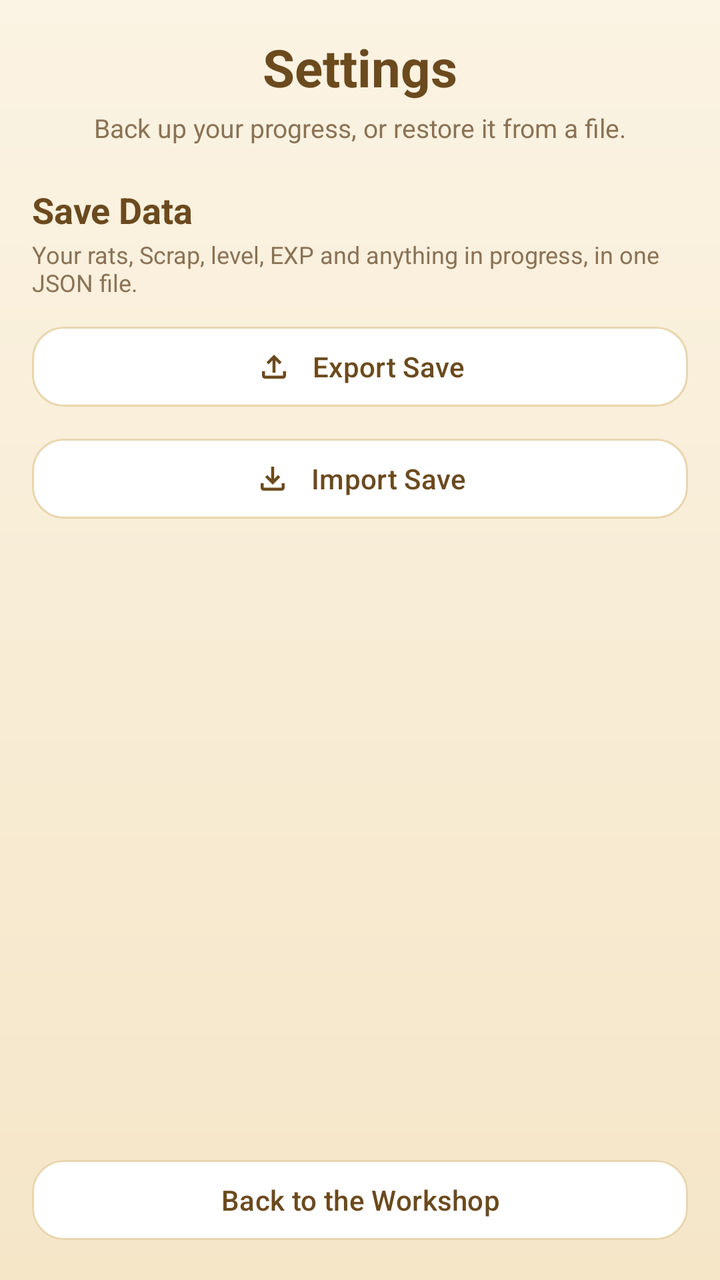
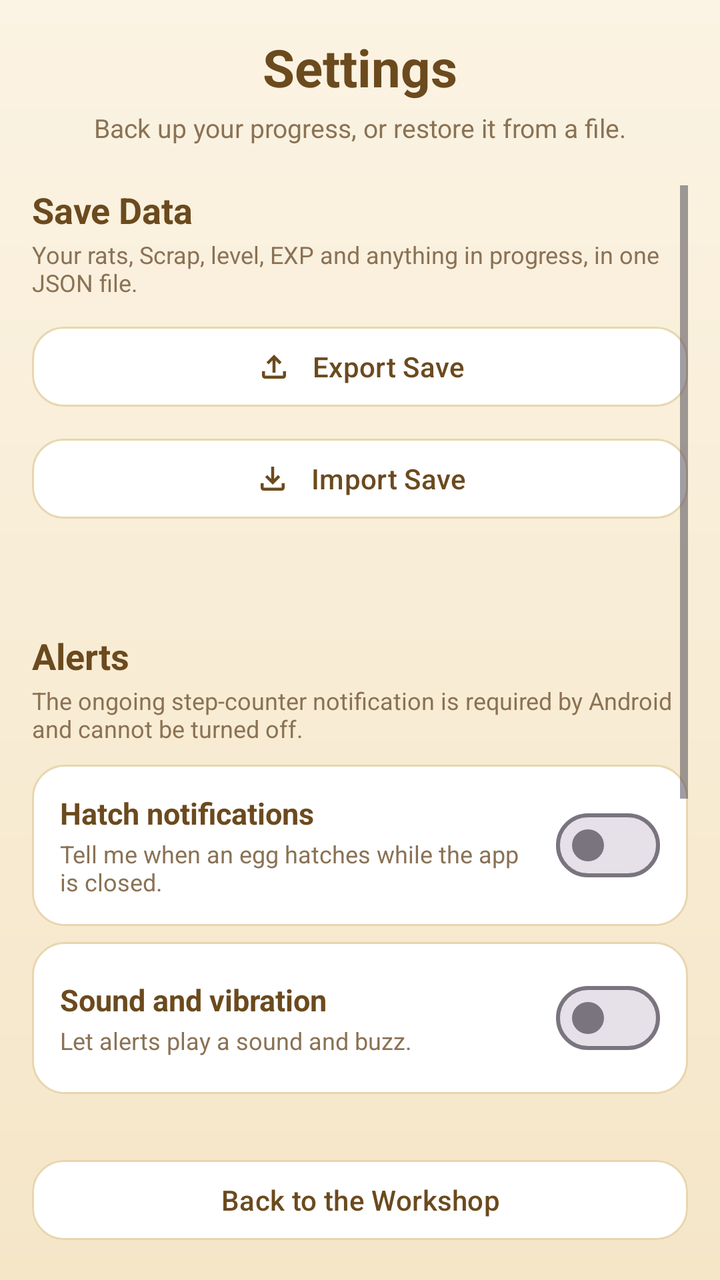

Before-and-after screenshots of an Android layout around one commit, followed by the original layout XML and the change that was made.
<!-- AndroidManifest.xml: application theme Theme.RatKingRecon -->
<!-- res/layout/activity_settings.xml -->
<?xml version="1.0" encoding="utf-8"?>
<LinearLayout xmlns:android="http://schemas.android.com/apk/res/android"
    xmlns:app="http://schemas.android.com/apk/res-auto"
    android:layout_width="match_parent"
    android:layout_height="match_parent"
    android:orientation="vertical"
    android:background="@drawable/bg_app_gradient"
    android:fitsSystemWindows="true">

    <TextView
        android:layout_width="match_parent"
        android:layout_height="wrap_content"
        android:text="@string/settings_title"
        android:textColor="@color/text_primary"
        android:textSize="26sp"
        android:textStyle="bold"
        android:textAlignment="center"
        android:layout_marginHorizontal="16dp"
        android:layout_marginTop="16dp"
        android:layout_marginBottom="4dp" />

    <TextView
        android:layout_width="match_parent"
        android:layout_height="wrap_content"
        android:text="@string/settings_subtitle"
        android:textColor="@color/text_muted"
        android:textSize="13sp"
        android:textAlignment="center"
        android:layout_marginHorizontal="16dp"
        android:layout_marginBottom="20dp" />

    <ScrollView
        android:layout_width="match_parent"
        android:layout_height="0dp"
        android:layout_weight="1"
        android:paddingHorizontal="16dp"
        android:clipToPadding="false">

        <LinearLayout
            android:layout_width="match_parent"
            android:layout_height="wrap_content"
            android:orientation="vertical">

            <TextView
                android:layout_width="match_parent"
                android:layout_height="wrap_content"
                android:text="@string/settings_cat_save"
                android:textColor="@color/text_primary"
                android:textSize="18sp"
                android:textStyle="bold" />

            <TextView
                android:layout_width="match_parent"
                android:layout_height="wrap_content"
                android:text="@string/settings_cat_save_sub"
                android:textColor="@color/text_muted"
                android:textSize="12sp"
                android:layout_marginTop="2dp"
                android:layout_marginBottom="10dp" />

            <com.google.android.material.button.MaterialButton
                android:id="@+id/exportSaveButton"
                android:layout_width="match_parent"
                android:layout_height="wrap_content"
                android:text="@string/btn_export_save"
                app:icon="@drawable/ic_upload"
                app:iconGravity="textStart"
                app:iconPadding="10dp"
                app:iconTint="@color/text_primary"
                android:textAllCaps="false"
                android:textColor="@color/text_primary"
                app:backgroundTint="@color/card_white"
                app:strokeColor="@color/card_border"
                app:strokeWidth="1dp"
                app:cornerRadius="16dp"
                android:layout_marginBottom="8dp" />

            <com.google.android.material.button.MaterialButton
                android:id="@+id/importSaveButton"
                android:layout_width="match_parent"
                android:layout_height="wrap_content"
                android:text="@string/btn_import_save"
                app:icon="@drawable/ic_download"
                app:iconGravity="textStart"
                app:iconPadding="10dp"
                app:iconTint="@color/text_primary"
                android:textAllCaps="false"
                android:textColor="@color/text_primary"
                app:backgroundTint="@color/card_white"
                app:strokeColor="@color/card_border"
                app:strokeWidth="1dp"
                app:cornerRadius="16dp"
                android:layout_marginBottom="12dp" />

            <TextView
                android:id="@+id/saveStatusText"
                android:layout_width="match_parent"
                android:layout_height="wrap_content"
                android:textColor="@color/text_muted"
                android:textSize="12sp"
                android:textAlignment="center" />

            </LinearLayout>
    </ScrollView>

    <com.google.android.material.button.MaterialButton
        android:id="@+id/settingsBackButton"
        android:layout_width="match_parent"
        android:layout_height="wrap_content"
        android:layout_margin="16dp"
        android:text="@string/btn_back_to_workshop"
        android:textAllCaps="false"
        android:textColor="@color/text_primary"
        app:backgroundTint="@color/card_white"
        app:strokeColor="@color/card_border"
        app:strokeWidth="1dp"
        app:cornerRadius="16dp" />

</LinearLayout>
<!-- resources referenced by this layout -->
<resources>
  <color name="card_border">#E8D6AE</color>
  <color name="card_white">#FFFFFF</color>
  <color name="text_muted">#8A7255</color>
  <color name="text_primary">#6B4A1E</color>
  <!-- drawable bg_app_gradient (drawable) -->
  <?xml version="1.0" encoding="utf-8"?>
  <shape xmlns:android="http://schemas.android.com/apk/res/android"
      android:shape="rectangle">
      <gradient
          android:angle="270"
          android:startColor="@color/cream"
          android:endColor="@color/tan"
          android:type="linear" />
  </shape>
  <!-- drawable ic_download (drawable) -->
  <?xml version="1.0" encoding="utf-8"?>
  <vector xmlns:android="http://schemas.android.com/apk/res/android"
      android:width="24dp"
      android:height="24dp"
      android:viewportWidth="960"
      android:viewportHeight="960"
      android:tint="@color/text_primary">
      <group android:translateX="-0" android:translateY="960">
          <path
              android:fillColor="@color/text_primary"
              android:pathData="M480-320 280-520l56-58 104 104v-326h80v326l104-104 56 58-200 200ZM240-160q-33 0-56.5-23.5T160-240v-120h80v120h480v-120h80v120q0 33-23.5 56.5T720-160H240Z" />
      </group>
  </vector>
  <!-- drawable ic_upload (drawable) -->
  <?xml version="1.0" encoding="utf-8"?>
  <vector xmlns:android="http://schemas.android.com/apk/res/android"
      android:width="24dp"
      android:height="24dp"
      android:viewportWidth="960"
      android:viewportHeight="960"
      android:tint="@color/text_primary">
      <group android:translateX="-0" android:translateY="960">
          <path
              android:fillColor="@color/text_primary"
              android:pathData="M440-320v-326L336-542l-56-58 200-200 200 200-56 58-104-104v326h-80ZM240-160q-33 0-56.5-23.5T160-240v-120h80v120h480v-120h80v120q0 33-23.5 56.5T720-160H240Z" />
      </group>
  </vector>
  <string name="btn_back_to_workshop">Back to the Workshop</string>
  <string name="btn_export_save">Export Save</string>
  <string name="btn_import_save">Import Save</string>
  <string name="settings_cat_save">Save Data</string>
  <string name="settings_cat_save_sub">Your rats, Scrap, level, EXP and anything in progress, in one JSON file.</string>
  <string name="settings_subtitle">Back up your progress, or restore it from a file.</string>
  <string name="settings_title">Settings</string>
  <style name="Theme.RatKingRecon" parent="Base.Theme.RatKingRecon" />
  <color name="cream">#FBF3E3</color>
  <color name="tan">#F5E6C8</color>
  <color name="amber">#E8A94F</color>
  <!-- unchanged entries left out for length: 1 -->
</resources>

<!-- the commit's change to res/layout/activity_settings.xml (unified diff, before → after) -->
@@ -98,9 +98,173 @@
                 android:layout_height="wrap_content"
                 android:textColor="@color/text_muted"
                 android:textSize="12sp"
-                android:textAlignment="center" />
-
+                android:textAlignment="center"
+                android:layout_marginBottom="24dp" />
+
+            
+            <TextView
+                android:layout_width="match_parent"
+                android:layout_height="wrap_content"
+                android:text="@string/settings_cat_alerts"
+                android:textColor="@color/text_primary"
+                android:textSize="18sp"
+                android:textStyle="bold" />
+
+            <TextView
+                android:layout_width="match_parent"
+                android:layout_height="wrap_content"
+                android:text="@string/settings_cat_alerts_sub"
+                android:textColor="@color/text_muted"
+                android:textSize="12sp"
+                android:layout_marginTop="2dp"
+                android:layout_marginBottom="10dp" />
+
+            <LinearLayout
+                android:layout_width="match_parent"
+                android:layout_height="wrap_content"
+                android:orientation="horizontal"
+                android:gravity="center_vertical"
+                android:background="@drawable/bg_card_white"
+                android:padding="14dp"
+                android:layout_marginBottom="8dp">
+
+                <LinearLayout
+                    android:layout_width="0dp"
+                    android:layout_height="wrap_content"
+                    android:layout_weight="1"
+                    android:orientation="vertical">
+
+                    <TextView
+                        android:layout_width="match_parent"
+                        android:layout_height="wrap_content"
+                        android:text="@string/toggle_notifications"
+                        android:textColor="@color/text_primary"
+                        android:textStyle="bold"
+                        android:textSize="15sp" />
+
+                    <TextView
+                        android:layout_width="match_parent"
+                        android:layout_height="wrap_content"
+                        android:text="@string/toggle_notifications_sub"
+                        android:textColor="@color/text_muted"
+                        android:textSize="12sp"
+                        android:layout_marginTop="2dp" />
+                </LinearLayout>
+
+                <com.google.android.material.materialswitch.MaterialSwitch
+                    android:id="@+id/notificationsSwitch"
+                    android:layout_width="wrap_content"
+                    android:layout_height="wrap_content"
+                    android:layout_marginStart="12dp" />
             </LinearLayout>
+
+            <LinearLayout
+                android:layout_width="match_parent"
+                android:layout_height="wrap_content"
+                android:orientation="horizontal"
+                android:gravity="center_vertical"
+                android:background="@drawable/bg_card_white"
+                android:padding="14dp"
+                android:layout_marginBottom="24dp">
+
+                <LinearLayout
+                    android:layout_width="0dp"
+                    android:layout_height="wrap_content"
+                    android:layout_weight="1"
+                    android:orientation="vertical">
+
+                    <TextView
+                        android:layout_width="match_parent"
+                        android:layout_height="wrap_content"
+                        android:text="@string/toggle_sound"
+                        android:textColor="@color/text_primary"
+                        android:textStyle="bold"
+                        android:textSize="15sp" />
+
+                    <TextView
+                        android:layout_width="match_parent"
+                        android:layout_height="wrap_content"
+                        android:text="@string/toggle_sound_sub"
+                        android:textColor="@color/text_muted"
+                        android:textSize="12sp"
+                        android:layout_marginTop="2dp" />
+                </LinearLayout>
+
+                <com.google.android.material.materialswitch.MaterialSwitch
+                    android:id="@+id/soundSwitch"
+                    android:layout_width="wrap_content"
+                    android:layout_height="wrap_content"
+                    android:layout_marginStart="12dp" />
+            </LinearLayout>
+
+            
+            <TextView
+                android:layout_width="match_parent"
+                android:layout_height="wrap_content"
+                android:text="@string/settings_cat_about"
+                android:textColor="@color/text_primary"
+                android:textSize="18sp"
+                android:textStyle="bold"
+                android:layout_marginBottom="10dp" />
+
+            <LinearLayout
+                android:layout_width="match_parent"
+                android:layout_height="wrap_content"
+                android:orientation="vertical"
+                android:background="@drawable/bg_card_white"
+                android:padding="14dp"
+                android:layout_marginBottom="24dp">
+
+                <TextView
+                    android:layout_width="match_parent"
+                    android:layout_height="wrap_content"
+                    android:text="@string/app_name"
+                    android:textColor="@color/text_primary"
+                    android:textStyle="bold"
+                    android:textSize="15sp" />
+
+                <TextView
+                    android:id="@+id/aboutVersionText"
+                    android:layout_width="match_parent"
+                    android:layout_height="wrap_content"
+                    android:textColor="@color/text_muted"
+                    android:textSize="12sp"
+                    android:layout_marginTop="2dp" />
+            </LinearLayout>
+
+            
+            <TextView
+                android:layout_width="match_parent"
+                android:layout_height="wrap_content"
+                android:text="@string/settings_cat_reset"
+                android:textColor="@color/text_primary"
+                android:textSize="18sp"
+                android:textStyle="bold" />
+
+            <TextView
+                android:layout_width="match_parent"
+                android:layout_height="wrap_content"
+                android:text="@string/settings_cat_reset_sub"
+                android:textColor="@color/text_muted"
+                android:textSize="12sp"
+                android:layout_marginTop="2dp"
+                android:layout_marginBottom="10dp" />
+
+            <com.google.android.material.button.MaterialButton
+                android:id="@+id/resetSaveButton"
+                android:layout_width="match_parent"
+                android:layout_height="wrap_content"
+                android:text="@string/btn_reset_save"
+                android:textAllCaps="false"
+                android:textStyle="bold"
+                android:textColor="@color/terracotta"
+                app:backgroundTint="@color/card_white"
+                app:strokeColor="@color/terracotta"
+                app:strokeWidth="1dp"
+                app:cornerRadius="16dp"
+                android:layout_marginBottom="8dp" />
+
+        </LinearLayout>
     </ScrollView>
 
     <com.google.android.material.button.MaterialButton
<!-- resource entries referenced after the edit -->
@@ -2,6 +2,7 @@
 <resources>
   <color name="card_border">#E8D6AE</color>
   <color name="card_white">#FFFFFF</color>
+  <color name="terracotta">#C1673F</color>
   <color name="text_muted">#8A7255</color>
   <color name="text_primary">#6B4A1E</color>
   <!-- drawable bg_app_gradient (drawable) -->
@@ -13,6 +14,16 @@
           android:startColor="@color/cream"
           android:endColor="@color/tan"
           android:type="linear" />
+  </shape>
+  <!-- drawable bg_card_white (drawable) -->
+  <?xml version="1.0" encoding="utf-8"?>
+  <shape xmlns:android="http://schemas.android.com/apk/res/android"
+      android:shape="rectangle">
+      <solid android:color="@color/card_white" />
+      <stroke
+          android:width="1dp"
+          android:color="@color/card_border" />
+      <corners android:radius="16dp" />
   </shape>
   <!-- drawable ic_download (drawable) -->
   <?xml version="1.0" encoding="utf-8"?>
@@ -42,13 +53,24 @@
               android:pathData="M440-320v-326L336-542l-56-58 200-200 200 200-56 58-104-104v326h-80ZM240-160q-33 0-56.5-23.5T160-240v-120h80v120h480v-120h80v120q0 33-23.5 56.5T720-160H240Z" />
       </group>
   </vector>
+  <string name="app_name" translatable="false">Rat King Recon</string>
   <string name="btn_back_to_workshop">Back to the Workshop</string>
   <string name="btn_export_save">Export Save</string>
   <string name="btn_import_save">Import Save</string>
+  <string name="btn_reset_save">Reset Save</string>
+  <string name="settings_cat_about">About</string>
+  <string name="settings_cat_alerts">Alerts</string>
+  <string name="settings_cat_alerts_sub">The ongoing step-counter notification is required by Android and cannot be turned off.</string>
+  <string name="settings_cat_reset">Reset</string>
+  <string name="settings_cat_reset_sub">Start over from Level 1 with an empty Ledger.</string>
   <string name="settings_cat_save">Save Data</string>
   <string name="settings_cat_save_sub">Your rats, Scrap, level, EXP and anything in progress, in one JSON file.</string>
   <string name="settings_subtitle">Back up your progress, or restore it from a file.</string>
   <string name="settings_title">Settings</string>
+  <string name="toggle_notifications">Hatch notifications</string>
+  <string name="toggle_notifications_sub">Tell me when an egg hatches while the app is closed.</string>
+  <string name="toggle_sound">Sound and vibration</string>
+  <string name="toggle_sound_sub">Let alerts play a sound and buzz.</string>
   <style name="Theme.RatKingRecon" parent="Base.Theme.RatKingRecon" />
   <color name="cream">#FBF3E3</color>
   <color name="tan">#F5E6C8</color>
